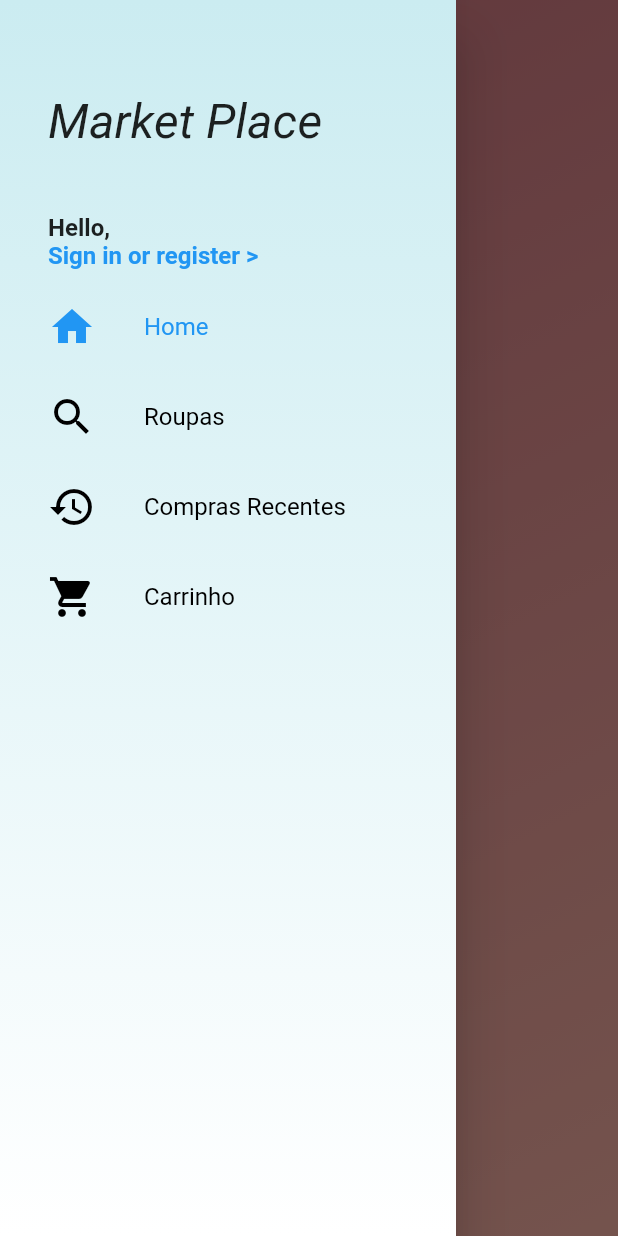
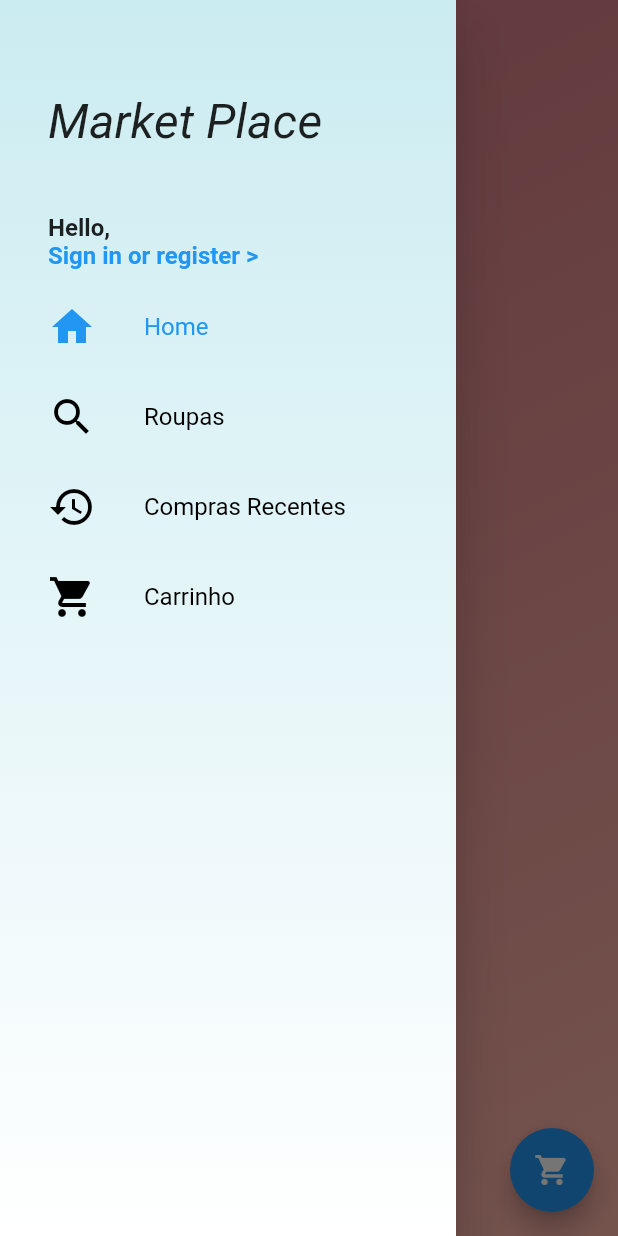
Before and after one commit to VictorCavalheiro/RemoteMarket, a Flutter app: the screen it shows after launch, with the side drawer open, on a phone screen of 412 x 824 dp. Run offline on Flutter 3.47's test engine with Material 2 defaults, Android fonts, the phone set to English and light mode, and no system bars; our stand-ins replace carousel_pro, cloud_firestore, firebase_auth, transparent_image; accounts and stored records are empty.

Commit message:
cart screen

```diff
--- a/simple_market/lib/Data/Cart_product.dart
+++ b/simple_market/lib/Data/Cart_product.dart
@@ -11,6 +11,8 @@ class Cart_product {
   ProductData productData;
   String pid;
   int quantity;
+
+  Cart_product();
 
 
   Cart_product.fromDocument(DocumentSnapshot snapshot){
@@ -28,7 +30,7 @@ class Cart_product {
       "pid":pid,
       "quantity":quantity,
       "size":size,
-      "product":productData.fromResumed()
+      //"product":productData.fromResumed()
     };
   }
 
--- a/simple_market/lib/Data/Product_data.dart
+++ b/simple_market/lib/Data/Product_data.dart
@@ -26,4 +26,6 @@ class ProductData {
       "price":price
     };
   }
+
+
 }
--- a/simple_market/lib/Models/CartModel.dart
+++ b/simple_market/lib/Models/CartModel.dart
@@ -1,4 +1,5 @@
 import 'package:cloud_firestore/cloud_firestore.dart';
+import 'package:flutter/cupertino.dart';
 import 'package:scoped_model/scoped_model.dart';
 import 'package:simple_market/Data/Cart_product.dart';
 import 'package:simple_market/Models/UserModel.dart';
@@ -9,8 +10,14 @@ class CartModel extends Model{
 
   CartModel(this.currentUserModel);
 
+  bool isLoading = false;
+
+
 
   List<Cart_product> products = [];
+
+  static CartModel of(BuildContext context) =>
+      ScopedModel.of<CartModel>(context);
 
   void addCartItem(Cart_product product){
 
--- a/simple_market/lib/Models/UserModel.dart
+++ b/simple_market/lib/Models/UserModel.dart
@@ -16,6 +16,10 @@ class UserModel extends Model {
   void addListener(VoidCallback listener) {
     super.addListener(listener);
     _loadDataUser();
+  }
+
+  static UserModel of(BuildContext context){
+    return ScopedModel.of<UserModel>(context);
   }
 
   void recoveryPassword(String email){
@@ -77,7 +81,9 @@ class UserModel extends Model {
   }
 
   bool isLoggedIn() {
-    return userData["name"] != null;
+    if(userData["name"]==null)
+      return false;
+    return true;
   }
 
   Future<Null> _saveUserCompletly(Map<String, dynamic> userData) async {
--- a/simple_market/lib/UI/HomeMarket.dart
+++ b/simple_market/lib/UI/HomeMarket.dart
@@ -2,6 +2,7 @@ import 'package:flutter/material.dart';
 import 'package:simple_market/TABS/Category_tab.dart';
 import 'package:simple_market/TABS/Home_tab.dart';
 import 'package:simple_market/widgets/CustomDrawer.dart';
+import 'package:simple_market/widgets/cart_button.dart';
 
 class HomeMarket extends StatelessWidget {
   final _pageController = PageController();
@@ -12,11 +13,11 @@ class HomeMarket extends StatelessWidget {
         controller: _pageController,
         physics: NeverScrollableScrollPhysics(),
         children: <Widget>[
-          Scaffold(body: HomeTab(), drawer: CustomDrawer(_pageController)),
+          Scaffold(body: HomeTab(), drawer: CustomDrawer(_pageController),floatingActionButton: Cart_Button()),
           Scaffold(
               appBar: AppBar(title: Text("Categorias"), centerTitle: true),
               drawer: CustomDrawer(_pageController),
-              body: CategoryTab()),
+              body: CategoryTab(),floatingActionButton: Cart_Button()),
           Container(
             color: Colors.green,
           )
--- /dev/null
+++ b/simple_market/lib/widgets/cart_button.dart
@@ -0,0 +1,17 @@
+import 'package:flutter/material.dart';
+import 'package:simple_market/UI/Cart_screen.dart';
+
+class Cart_Button extends StatelessWidget {
+  @override
+  Widget build(BuildContext context) {
+    return FloatingActionButton(
+      child: Icon(Icons.shopping_cart,color: Colors.white,),
+      onPressed: (){
+        Navigator.of(context).push(
+          MaterialPageRoute(builder: (context)=>CartScreen())
+        );
+      },
+      backgroundColor: Theme.of(context).primaryColor,
+    );
+  }
+}
```
Also changed, not shown: simple_market/lib/UI/Cart_screen.dart (added, +70 -0 lines), simple_market/lib/UI/Category_screen.dart (+7 -4 lines), simple_market/lib/UI/ProductScreen.dart (+37 -4 lines).
